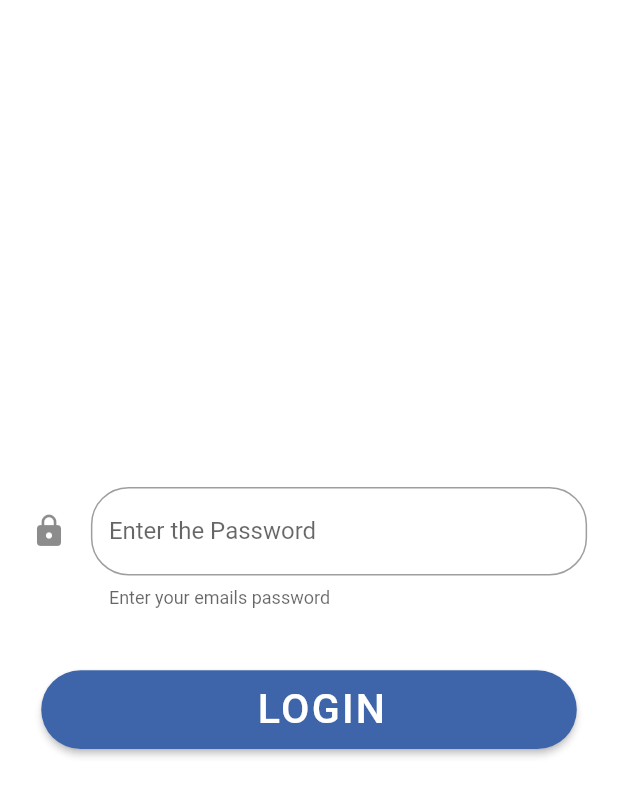
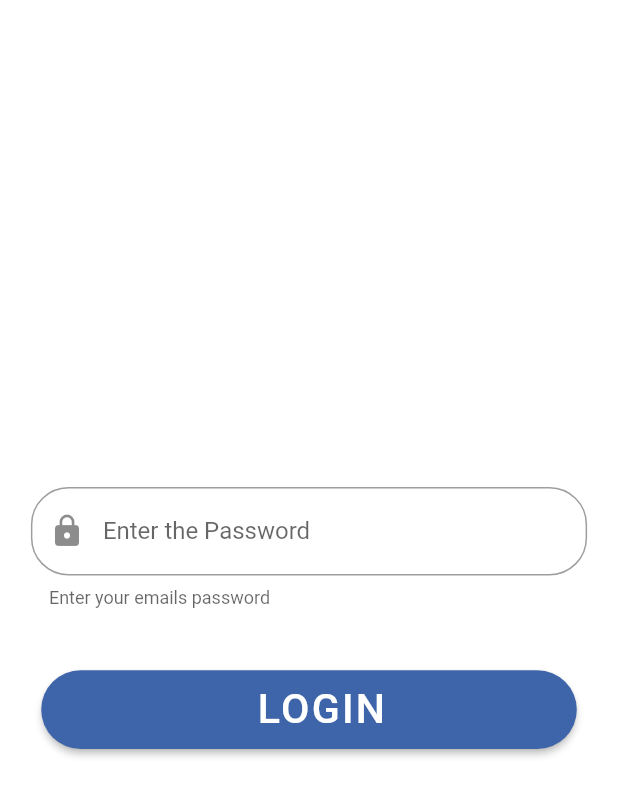
Before and after one commit to Achintha444/SimpleEmailFlutterApp, a Flutter app: the SecondInterface screen opened directly, on a phone screen of 412 x 824 dp. Shown: the top 796 px of the screen. Run offline on Flutter 3.47's test engine with Material 2 defaults, Android fonts, the phone set to English and light mode, and no system bars; our stand-ins replace firebase_auth, google_sign_in; missing offline and left inert: mailer; accounts and stored records are empty.

Commit message:
partially finished the third interface

```diff
--- a/lib/Constants/Layout/InputTextField.dart
+++ b/lib/Constants/Layout/InputTextField.dart
@@ -29,7 +29,8 @@ class InputTextField extends StatelessWidget {
           hoverColor: StaticContants.secondaryLighterColor,
           fillColor: StaticContants.secondaryDarkerColor,
           helperText: "Enter your emails password",
-          icon: this._icon,
+          //icon: this._icon,
+          prefixIcon: this._icon,
           //hintText: "Enter the password",
           labelText: this._labelText,
           //alignLabelWithHint: true,
--- /dev/null
+++ b/lib/PasswordChangeInterface.dart
@@ -0,0 +1,83 @@
+import 'package:flutter/material.dart';
+
+import 'Constants/Layout/InputTextField.dart';
+import 'Constants/StaticContants.dart';
+import 'Objects/User.dart';
+
+class PasswordChangeInterface extends StatelessWidget {
+  Function _loginTemp;
+  TextEditingController _passwordController = new TextEditingController();
+
+  PasswordChangeInterface({@required Function login,}) {
+    this._loginTemp = login;
+  }
+
+  void _login(BuildContext tempContext){
+    User.getInstance.setPassword = _passwordController.text;
+    _passwordController.text = "";
+    this._loginTemp(tempContext);
+  }
+
+  @override
+  Widget build(BuildContext context) {
+    double _height = MediaQuery.of(context).size.height;
+    double _width = MediaQuery.of(context).size.width;
+    return new Center(
+      child: new Column(
+        crossAxisAlignment: CrossAxisAlignment.center,
+        mainAxisAlignment: MainAxisAlignment.center,
+        children: <Widget>[
+          new Container(
+            padding: EdgeInsets.only(
+              left: _width / 20,
+              right: _width / 20,
+            ),
+            child: new InputTextField(
+              controller: _passwordController,
+              icon: Icon(Icons.lock),
+              labelText: "Enter the Password",
+              obscure: true,
+            ),
+          ),
+          new Container(
+            alignment: Alignment.topLeft,
+            padding: EdgeInsets.only(
+                left: _width / 15, right: _width / 15, top: _height / 20),
+            child: new RaisedButton(
+              child: new Row(
+                mainAxisAlignment: MainAxisAlignment.center,
+                crossAxisAlignment: CrossAxisAlignment.center,
+                children: <Widget>[
+                  new Container(
+                    padding: EdgeInsets.only(left: _width / 25),
+                    child: new Text(
+                      "LOGIN",
+                      style: new TextStyle(
+                        color: StaticContants.backgroundColor,
+                        fontSize: _height / 30,
+                        letterSpacing: 1.5,
+                        wordSpacing: 2,
+                        fontWeight: FontWeight.w500,
+                      ),
+                    ),
+                  ),
+                ],
+              ),
+              shape: new RoundedRectangleBorder(
+                borderRadius: BorderRadius.circular(30),
+              ),
+              onPressed: () {
+                _login(context);
+              },
+              color: StaticContants.mainColor,
+              padding: EdgeInsets.only(
+                top: _height / 80,
+                bottom: _height / 80,
+              ),
+            ),
+          ),
+        ],
+      ),
+    );
+  }
+}
--- a/lib/SecondInterface.dart
+++ b/lib/SecondInterface.dart
@@ -6,7 +6,8 @@ import 'Constants/PageTransistions/SlideRightRoute.dart';
 
 import 'Objects/User.dart';
 
-import './ThirdInterface.dart';
+import 'ThirdInterface/ThirdInterface.dart';
+import './PasswordChangeInterface.dart';
 
 class SecondInterface extends StatefulWidget {
   @override
@@ -14,18 +15,14 @@ class SecondInterface extends StatefulWidget {
 }
 
 class _SecondInterfaceState extends State<SecondInterface> {
-  TextEditingController _passwordController = new TextEditingController();
-
-  void _login(BuildContext tempContext){
-    User.getInstance.setPassword = _passwordController.text;
-    _passwordController.text = "";
+  void _login(BuildContext tempContext) {
     Navigator.push(
       tempContext,
       SlideRightRoute(
         page: ThirdInterface(),
       ),
     );
-    print (User.getInstance.getPassword);
+    print(User.getInstance.getPassword);
   }
 
   @override
@@ -34,63 +31,8 @@ class _SecondInterfaceState extends State<SecondInterface> {
     double _width = MediaQuery.of(context).size.width;
     return new Scaffold(
       backgroundColor: StaticContants.backgroundColor,
-      body: new Center(
-        child: new Column(
-          crossAxisAlignment: CrossAxisAlignment.center,
-          mainAxisAlignment: MainAxisAlignment.center,
-          children: <Widget>[
-            new Container(
-              padding: EdgeInsets.only(
-                left: _width / 20,
-                right: _width / 20,
-              ),
-              child: new InputTextField(
-                controller: _passwordController,
-                icon: Icon(Icons.lock),
-                labelText: "Enter the Password",
-                obscure: true,
-              ),
-            ),
-            new Container(
-              alignment: Alignment.topLeft,
-              padding: EdgeInsets.only(
-                left: _width / 15,
-                right: _width / 15,
-                top: _height/20
-              ),
-              child: new RaisedButton(
-                child: new Row(
-                  mainAxisAlignment: MainAxisAlignment.center,
-                  crossAxisAlignment: CrossAxisAlignment.center,
-                  children: <Widget>[
-                    new Container(
-                      padding: EdgeInsets.only(left: _width / 25),
-                      child: new Text(
-                        "LOGIN",
-                        style: new TextStyle(
-                          color: StaticContants.backgroundColor,
-                          fontSize: _height / 30,
-                          letterSpacing: 1.5,
-                          wordSpacing: 2,
-                          fontWeight: FontWeight.w500,
-                        ),
-                      ),
-                    ),
-                  ],
-                ),
-                shape: new RoundedRectangleBorder(
-                  borderRadius: BorderRadius.circular(30),
-                ),
-                onPressed: () {_login(context);},
-                color: StaticContants.mainColor,
-                padding: EdgeInsets.only(
-                  top: _height / 80,
-                  bottom: _height / 80,
-                ),
-              ),
-            ),
-          ],
-        ),
+      body: new PasswordChangeInterface(
+        login: _login,
       ),
     );
   }
--- a/lib/main.dart
+++ b/lib/main.dart
@@ -61,6 +61,7 @@ class FirstInterface extends StatelessWidget {
                     fontWeight: FontWeight.w900,
                     fontStyle: FontStyle.italic),
               ),
+
             ),
             new Container(
               padding: EdgeInsets.only(
```
Also changed, not shown: lib/ThirdInterface.dart (deleted, +0 -15 lines), lib/ThirdInterface/BodyOf.dart (added, +88 -0 lines), lib/ThirdInterface/ThirdInterface.dart (added, +27 -0 lines), assets/images/emailIcon.png (added).
